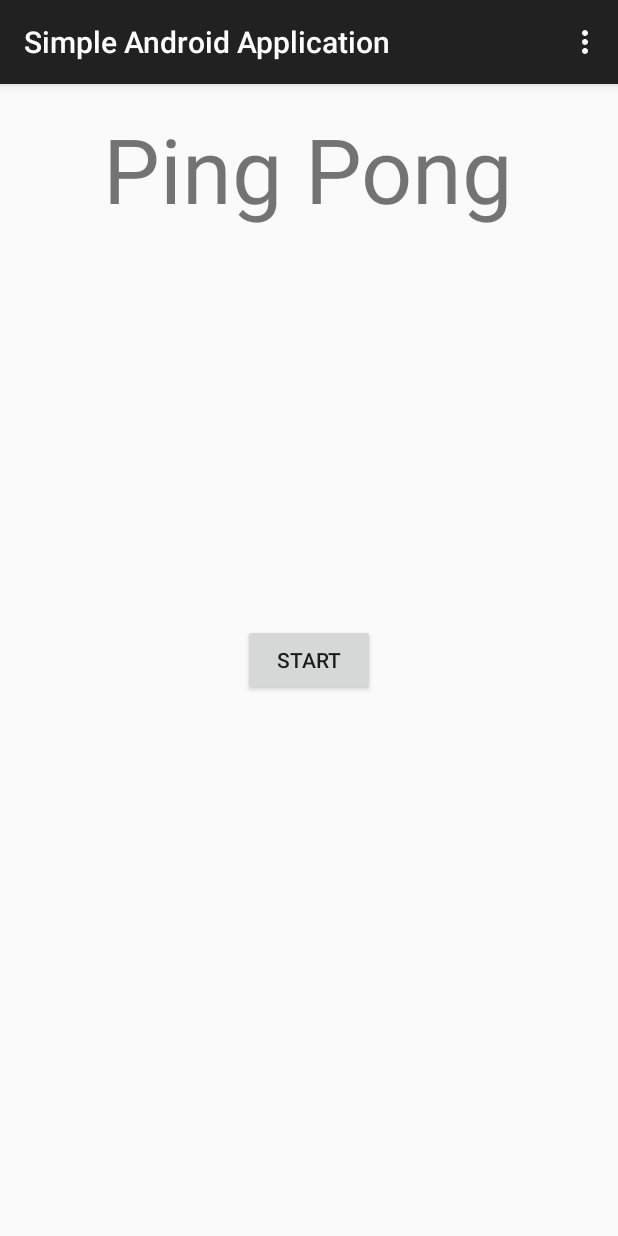
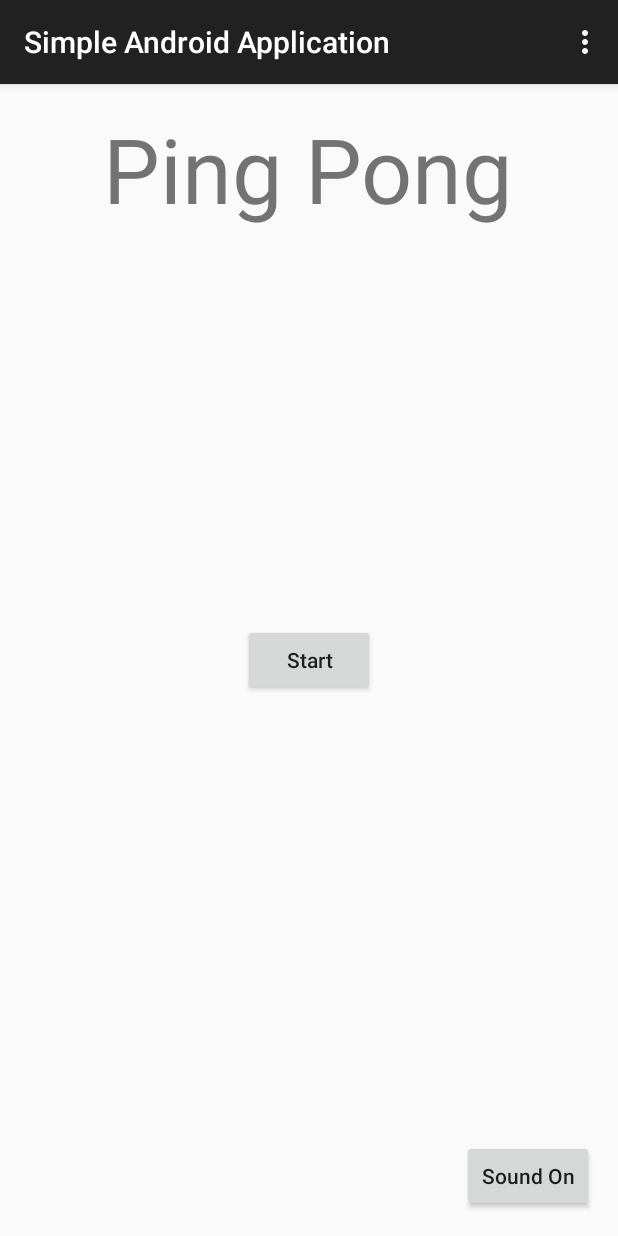
Before and after one commit to akasso/simpleandroid, an Android app: the screen it shows after launch (MainActivity), on a phone screen of 412 x 824 dp. Run offline under Robolectric (Android 15) with nearby library versions, the phone set to English and light mode, and no system bars.

Commit message:
Added an audio on/off button and set Button Text all caps to false

```diff
--- a/app/src/main/res/layout/activity_main.xml
+++ b/app/src/main/res/layout/activity_main.xml
@@ -24,8 +24,19 @@
             android:layout_centerInParent="true"
             android:text="@string/btnStart"
             android:id="@+id/btnStart"
-            android:onClick="startGame" />
-        </RelativeLayout>
+            android:onClick="startGame"
+            android:textAllCaps="false"/>
+
+        <Button
+            android:layout_width="wrap_content"
+            android:layout_height="wrap_content"
+            android:text="@string/btnMainAudio"
+            android:textAllCaps="false"
+            android:id="@+id/btnMainAudio"
+            android:layout_alignParentBottom="true"
+            android:layout_alignParentRight="true"
+            android:layout_alignParentEnd="true" />
+    </RelativeLayout>
 
 
 </LinearLayout>
--- a/app/src/main/res/values/strings.xml
+++ b/app/src/main/res/values/strings.xml
@@ -6,5 +6,6 @@
     <string name="btnStart">Start</string>
     <string name="title_activity_game">GameActivity</string>
     <string name="txtVwMainTitle">Ping Pong</string>
+    <string name="btnMainAudio">Sound On</string>
 
 </resources>
```
